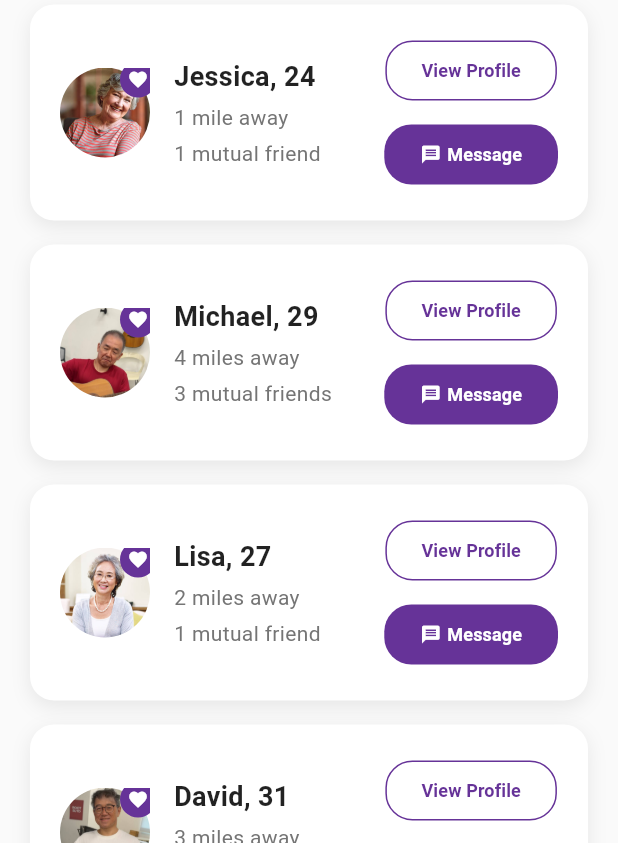
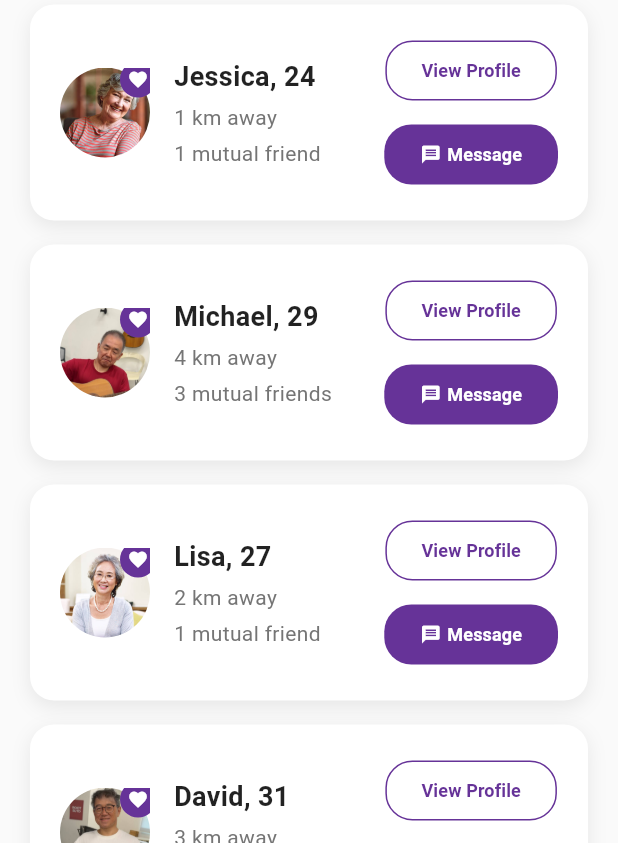
Before and after one commit to owen-ho/elderizz, a Flutter app: the screen it shows once a user with an empty profile is signed in, item 3 of the bottom bar chosen, after a tap on the "favorite" icon, on a phone screen of 412 x 824 dp. Shown: the part 393-1236 px from the top of the screen. Run offline on Flutter 3.47's test engine with Material 3 defaults, Android fonts, the phone set to English and light mode, and no system bars; our stand-ins replace image_picker, supabase_flutter; accounts and stored records are empty.

Commit message:
Update names to be local

```diff
--- a/lib/main.dart
+++ b/lib/main.dart
@@ -522,7 +522,7 @@ class DataService {
         id: 'sarah_id',
         fullName: 'Sarah',
         age: 68,
-        location: 'New York, NY',
+        location: 'Upper Thomson',
         bio:
             'Love gardening, reading, and spending time with my grandchildren.',
         interests: [
@@ -547,7 +547,7 @@ class DataService {
         id: 'alex_id',
         fullName: 'Alex',
         age: 72,
-        location: 'Los Angeles, CA',
+        location: 'Punggol',
         bio: 'Retired teacher who loves coffee and good conversation.',
         interests: [
           Interest(id: '3', name: 'Coffee', icon: '☕', createdAt: now),
@@ -571,7 +571,7 @@ class DataService {
         id: 'emma_id',
         fullName: 'Emma',
         age: 65,
-        location: 'Chicago, IL',
+        location: 'Serangoon',
         bio: 'Art enthusiast and volunteer at the local shelter.',
         interests: [
           Interest(id: '9', name: 'Art', icon: '�', createdAt: now),
@@ -595,7 +595,7 @@ class DataService {
         id: 'jessica_id',
         fullName: 'Jessica',
         age: 70,
-        location: 'Miami, FL',
+        location: 'Woodlands',
         bio: 'Enjoying retirement and looking for new adventures.',
         interests: [
           Interest(id: '13', name: 'Travel', icon: '✈️', createdAt: now),
@@ -619,7 +619,7 @@ class DataService {
         id: 'michael_id',
         fullName: 'Michael',
         age: 67,
-        location: 'Denver, CO',
+        location: 'Holland Village',
         bio: 'Outdoor enthusiast who loves hiking and photography.',
         interests: [
           Interest(id: '15', name: 'Hiking', icon: '🥾', createdAt: now),
@@ -670,8 +670,8 @@ Jazz & Wine Evening
     final a = [
       EventModel(
         id: '1',
-        title: 'Weekend Hiking at Blue Ridge',
-        location: 'Blue Ridge Mountains',
+        title: 'Weekend Hiking at Bukit Timah',
+        location: 'Bukit Timah Nature Reserve',
         dateTime: now.add(const Duration(days: 2)),
         category: 'Outdoor',
         imageUrl: 'assets/images/hiking.jpg',
@@ -699,7 +699,7 @@ Jazz & Wine Evening
       EventModel(
         id: '3',
         title: 'Garden Club Planting Session',
-        location: 'Sunset Gardens',
+        location: 'Block 123 Community Garden',
         dateTime: now.add(const Duration(days: 3)),
         category: 'Gardening',
         imageUrl: 'assets/images/gardening.jpg',
@@ -713,7 +713,7 @@ Jazz & Wine Evening
       EventModel(
         id: '4',
         title: 'Morning Tai Chi in the Park',
-        location: 'Central Park',
+        location: 'Bishan-Ang Mo Kio Park',
         dateTime: now.add(const Duration(hours: 18)),
         category: 'Tai Chi',
         imageUrl: 'assets/images/taichi.jpg',
@@ -727,7 +727,7 @@ Jazz & Wine Evening
       EventModel(
         id: '5',
         title: 'Classic Literature Book Club',
-        location: 'Public Library',
+        location: 'Queensway Library',
         dateTime: now.add(const Duration(days: 5)),
         category: 'Book Club',
         imageUrl: 'assets/images/bookclub.jpg',
@@ -783,7 +783,7 @@ Jazz & Wine Evening
       EventModel(
         id: '9',
         title: 'Jazz & Wine Evening',
-        location: 'Harbor Lounge',
+        location: 'Marina Bay',
         dateTime: now.add(const Duration(days: 8)),
         category: 'Music & Entertainment',
         imageUrl: 'assets/images/jazz.jpg',
@@ -903,7 +903,7 @@ Jazz & Wine Evening
         id: 'liker_1',
         fullName: 'Jessica',
         age: 24,
-        location: '1 mile away',
+        location: '1 km away',
         bio: 'Love hiking, reading, and good coffee.',
         profileImageUrl: 'assets/images/pp3.jpg',
         status: 'online',
@@ -920,7 +920,7 @@ Jazz & Wine Evening
         id: 'liker_2',
         fullName: 'Michael',
         age: 29,
-        location: '4 miles away',
+        location: '4 km away',
         bio: 'Software engineer who loves cooking and traveling.',
         profileImageUrl: 'assets/images/mpp3.jpg',
         status: 'online',
@@ -937,7 +937,7 @@ Jazz & Wine Evening
         id: 'liker_3',
         fullName: 'Lisa',
         age: 27,
-        location: '2 miles away',
+        location: '2 km away',
         bio: 'Artist and dog lover. Looking for genuine connections.',
         profileImageUrl: 'assets/images/pp4.jpg',
         status: 'offline',
@@ -954,7 +954,7 @@ Jazz & Wine Evening
         id: 'liker_4',
         fullName: 'David',
         age: 31,
-        location: '3 miles away',
+        location: '3 km away',
         bio: 'Photographer and music enthusiast.',
         profileImageUrl: 'assets/images/mpp4.jpg',
         status: 'online',
@@ -978,7 +978,7 @@ Jazz & Wine Evening
         id: 'liked_1',
         fullName: 'Emily',
         age: 26,
-        location: '2 miles away',
+        location: '2 km away',
         bio: 'Nature lover and yoga instructor.',
         profileImageUrl: 'assets/images/pp5.jpg',
         status: 'online',
@@ -995,7 +995,7 @@ Jazz & Wine Evening
         id: 'liked_2',
         fullName: 'James',
         age: 32,
-        location: '5 miles away',
+        location: '5 km away',
         bio: 'Chef and wine enthusiast.',
         profileImageUrl: 'assets/images/mpp5.jpg',
         status: 'offline',
@@ -1012,7 +1012,7 @@ Jazz & Wine Evening
         id: 'liked_3',
         fullName: 'Sarah',
         age: 28,
-        location: '1 mile away',
+        location: '1 km away',
         bio: 'Writer and bookworm.',
         profileImageUrl: 'assets/images/pp6.jpg',
         status: 'online',
```
